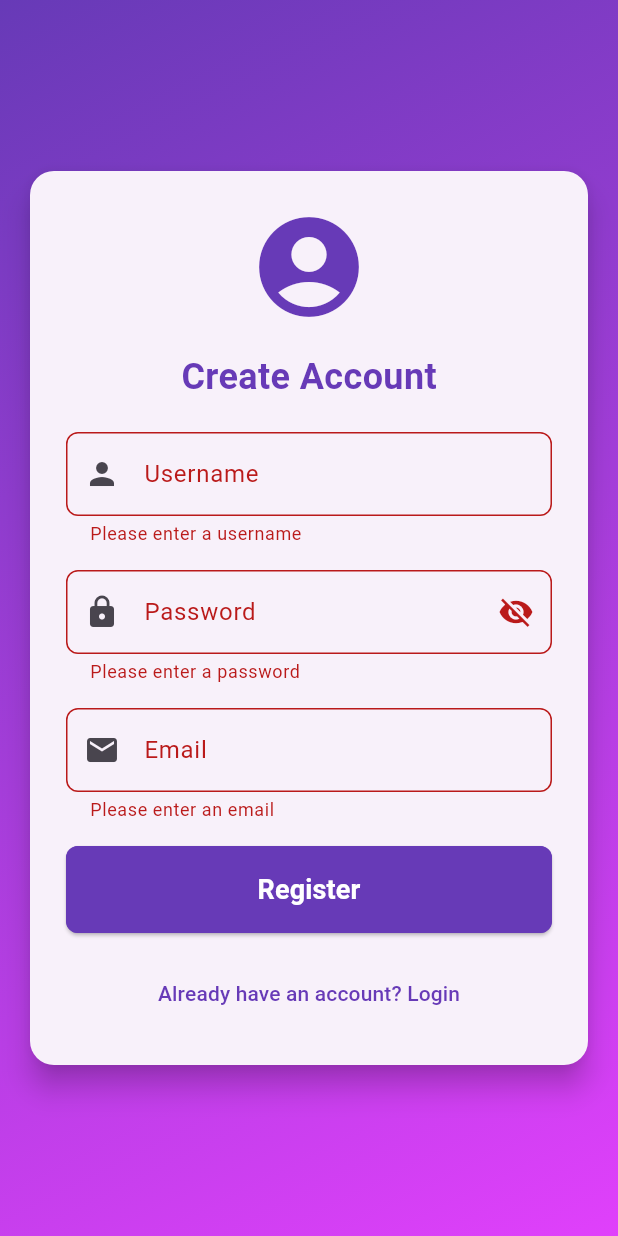
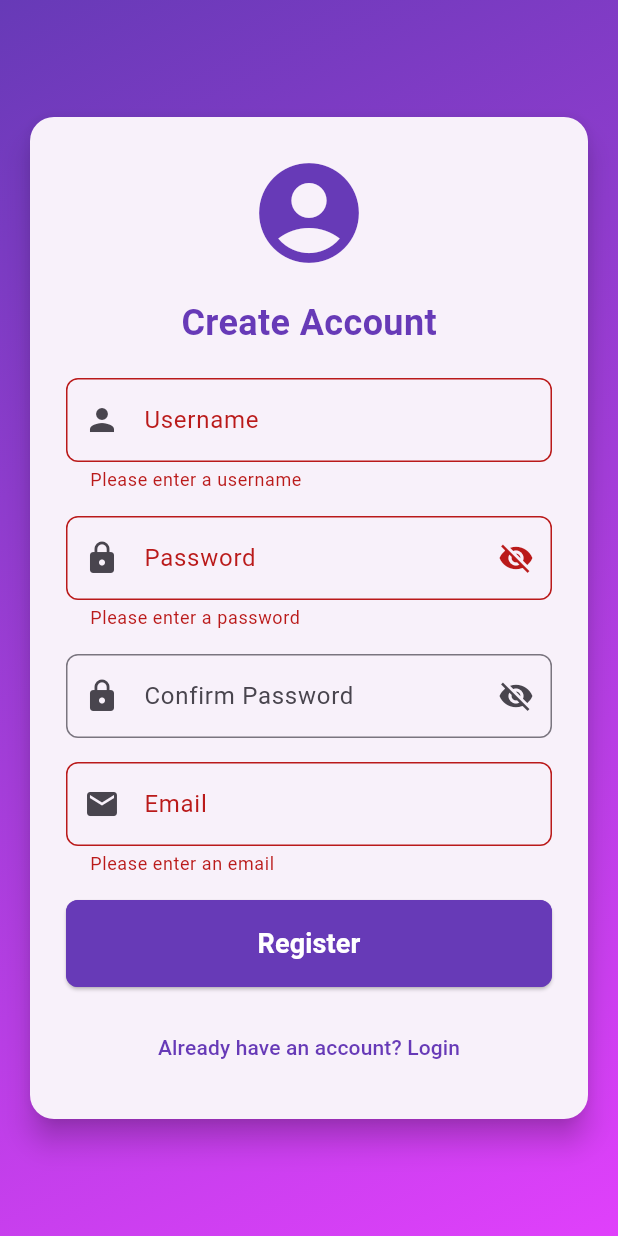
Before and after one commit to viollenaki/ADAY-project, a Flutter app: the screen it shows after launch, after a tap on "Login", after a tap on "Don't have an account? Register", after a tap on "Register", on a phone screen of 412 x 824 dp. Run offline on Flutter 3.47's test engine with Material 3 defaults, Android fonts, the light colour scheme and no system bars; our stand-ins replace fl_chart, sqflite; accounts and stored records are empty; network calls fail.

Commit message:
login logic

```diff
--- a/lib/main.dart
+++ b/lib/main.dart
@@ -60,7 +60,7 @@ class _MyAppState extends State<MyApp> {
         useMaterial3: true,
       ),
       debugShowCheckedModeBanner: false,
-      home: const Loginregister(),
+      home: const LoginRegisterScreen(),
     );
   }
 }
--- a/lib/pages/LogingRegister.dart
+++ b/lib/pages/LogingRegister.dart
@@ -1,26 +1,132 @@
 import 'package:flutter/material.dart';
 import 'package:personal_finance/database/database_helper.dart';
 import 'package:personal_finance/database/globals.dart';
-import 'package:personal_finance/generated/l10n.dart';
 import '../main.dart';
 
-class Loginregister extends StatefulWidget {
-  const Loginregister({super.key});
+class LoginRegisterScreen extends StatefulWidget {
+  const LoginRegisterScreen({super.key});
 
   @override
-  State<Loginregister> createState() => _LoginregisterState();
+  State<LoginRegisterScreen> createState() => _LoginRegisterScreenState();
 }
 
-class _LoginregisterState extends State<Loginregister> {
-  bool _isLogin = true; // Track if it's login or register page
-  bool _isPasswordVisible = false; // Track password visibility
+class _LoginRegisterScreenState extends State<LoginRegisterScreen> {
+  bool _isLogin = true;
+  bool _isPasswordVisible = false;
+  bool _isConfirmPasswordVisible = false;
+  bool _isLoading = false;
 
   final TextEditingController _usernameController = TextEditingController();
   final TextEditingController _passwordController = TextEditingController();
-  final TextEditingController _emailController =
-      TextEditingController(); // For registration
+  final TextEditingController _confirmPasswordController = TextEditingController();
+  final TextEditingController _emailController = TextEditingController();
 
-  final _formKey = GlobalKey<FormState>(); // Form key for validation
+  final _formKey = GlobalKey<FormState>();
+
+  @override
+  void dispose() {
+    _usernameController.dispose();
+    _passwordController.dispose();
+    _confirmPasswordController.dispose();
+    _emailController.dispose();
+    super.dispose();
+  }
+
+  Future<void> _login() async {
+    if (!_formKey.currentState!.validate()) return;
+
+    setState(() => _isLoading = true);
+
+    try {
+      final dbHelper = DatabaseHelper();
+      final username = _usernameController.text.trim();
+      final password = _passwordController.text;
+
+      final user = await dbHelper.getUserByUsername(username);
+
+      if (user == null) {
+        ScaffoldMessenger.of(context).showSnackBar(
+          const SnackBar(content: Text('User not found')),
+        );
+        return;
+      }
+
+      final isValid = await dbHelper.validateUser(username, password);
+
+      if (!isValid) {
+        ScaffoldMessenger.of(context).showSnackBar(
+          const SnackBar(content: Text('Invalid password')),
+        );
+        return;
+      }
+
+      currentUsername = username;
+      Navigator.of(context).pushReplacement(
+        MaterialPageRoute(
+          builder: (context) => const MainNavigationScreen(),
+        ),
+      );
+    } catch (e) {
+      ScaffoldMessenger.of(context).showSnackBar(
+        const SnackBar(content: Text('Login failed')),
+      );
+    } finally {
+      if (mounted) {
+        setState(() => _isLoading = false);
+      }
+    }
+  }
+
+  Future<void> _register() async {
+    if (!_formKey.currentState!.validate()) return;
+
+    setState(() => _isLoading = true);
+
+    try {
+      final dbHelper = DatabaseHelper();
+      final username = _usernameController.text.trim();
+      final email = _emailController.text.trim();
+      final password = _passwordController.text;
+
+      final id = await dbHelper.insertUser(username, email, password);
+
+      if (id == -1) {
+        ScaffoldMessenger.of(context).showSnackBar(
+          const SnackBar(content: Text('Username already exists')),
+        );
+        return;
+      }
+
+      if (id == -2) {
+        ScaffoldMessenger.of(context).showSnackBar(
+          const SnackBar(content: Text('Email already exists')),
+        );
+        return;
+      }
+
+      if (id <= 0) {
+        ScaffoldMessenger.of(context).showSnackBar(
+          const SnackBar(content: Text('Registration failed')),
+        );
+        return;
+      }
+
+      currentUsername = username;
+      Navigator.of(context).pushReplacement(
+        MaterialPageRoute(
+          builder: (context) => const MainNavigationScreen(),
+        ),
+      );
+    } catch (e) {
+      ScaffoldMessenger.of(context).showSnackBar(
+        const SnackBar(content: Text('Registration failed')),
+      );
+    } finally {
+      if (mounted) {
+        setState(() => _isLoading = false);
+      }
+    }
+  }
 
   @override
   Widget build(BuildContext context) {
@@ -49,7 +155,6 @@ class _LoginregisterState extends State<Loginregister> {
                     child: Column(
                       mainAxisSize: MainAxisSize.min,
                       children: [
-                        // App Logo or Title
                         const Icon(
                           Icons.account_circle,
                           size: 80,
@@ -57,7 +162,7 @@ class _LoginregisterState extends State<Loginregister> {
                         ),
                         const SizedBox(height: 16),
                         Text(
-                          _isLogin ? S.of(context).welcomeBack : S.of(context).createAccount,
+                          _isLogin ? 'Welcome Back' : 'Create Account',
                           style: const TextStyle(
                             fontSize: 24,
                             fontWeight: FontWeight.bold,
@@ -65,32 +170,36 @@ class _LoginregisterState extends State<Loginregister> {
                           ),
                         ),
                         const SizedBox(height: 20),
-                        // Username Field
+
                         TextFormField(
                           controller: _usernameController,
                           decoration: InputDecoration(
                             border: OutlineInputBorder(
                               borderRadius: BorderRadius.circular(8),
                             ),
-                            labelText: S.of(context).username,
+                            labelText: 'Username',
                             prefixIcon: const Icon(Icons.person),
                           ),
                           validator: (value) {
                             if (value == null || value.isEmpty) {
-                              return S.of(context).pleaseEnterAUsername;
+                              return 'Please enter a username';
+                            }
+                            if (value.length < 4) {
+                              return 'Username must be at least 4 characters';
                             }
                             return null;
                           },
                         ),
                         const SizedBox(height: 16),
-                        // Password Field
+
                         TextFormField(
                           controller: _passwordController,
                           obscureText: !_isPasswordVisible,
                           decoration: InputDecoration(
                             border: OutlineInputBorder(
-                                borderRadius: BorderRadius.circular(8)),
-                            labelText: S.of(context).password,
+                              borderRadius: BorderRadius.circular(8),
+                            ),
+                            labelText: 'Password',
                             prefixIcon: const Icon(Icons.lock),
                             suffixIcon: IconButton(
                               icon: Icon(
@@ -107,72 +216,78 @@ class _LoginregisterState extends State<Loginregister> {
                           ),
                           validator: (value) {
                             if (value == null || value.isEmpty) {
-                              return S.of(context).pleaseEnterAPassword;
+                              return 'Please enter a password';
+                            }
+                            if (value.length < 6) {
+                              return 'Password must be at least 6 characters';
                             }
                             return null;
                           },
                         ),
                         const SizedBox(height: 16),
-                        // Email Field (for registration)
+
+                        if (!_isLogin)
+                          TextFormField(
+                            controller: _confirmPasswordController,
+                            obscureText: !_isConfirmPasswordVisible,
+                            decoration: InputDecoration(
+                              border: OutlineInputBorder(
+                                borderRadius: BorderRadius.circular(8),
+                              ),
+                              labelText: 'Confirm Password',
+                              prefixIcon: const Icon(Icons.lock),
+                              suffixIcon: IconButton(
+                                icon: Icon(
+                                  _isConfirmPasswordVisible
+                                      ? Icons.visibility
+                                      : Icons.visibility_off,
+                                ),
+                                onPressed: () {
+                                  setState(() {
+                                    _isConfirmPasswordVisible = !_isConfirmPasswordVisible;
+                                  });
+                                },
+                              ),
+                            ),
+                            validator: !_isLogin ? (value) {
+                              if (value != _passwordController.text) {
+                                return 'Passwords do not match';
+                              }
+                              return null;
+                            } : null,
+                          ),
+                        if (!_isLogin) const SizedBox(height: 16),
+
                         if (!_isLogin)
                           TextFormField(
                             controller: _emailController,
+                            keyboardType: TextInputType.emailAddress,
                             decoration: InputDecoration(
                               border: OutlineInputBorder(
-                                  borderRadius: BorderRadius.circular(8)),
-                              labelText: S.of(context).email,
+                                borderRadius: BorderRadius.circular(8),
+                              ),
+                              labelText: 'Email',
                               prefixIcon: const Icon(Icons.email),
                             ),
-                            validator: (value) {
+                            validator: !_isLogin ? (value) {
                               if (value == null || value.isEmpty) {
-                                return S.of(context).pleaseEnterAnEmail;
+                                return 'Please enter an email';
                               }
-                              if (!value.contains('@')) {
-                                return S.of(context).pleaseEnterAValidEmail;
+                              if (!RegExp(r'^[\w-\.]+@([\w-]+\.)+[\w-]{2,4}$')
+                                  .hasMatch(value)) {
+                                return 'Please enter a valid email';
                               }
                               return null;
-                            },
+                            } : null,
                           ),
                         if (!_isLogin) const SizedBox(height: 16),
-                        // Login/Register Button
+
                         SizedBox(
                           width: double.infinity,
                           child: ElevatedButton(
-                            onPressed: () {
-                              if (_formKey.currentState!.validate()) {
-                                if (_isLogin) {
-                                  currentUsername = _usernameController.text;
-                                  // Navigate to home page (Login action)
-                                  Navigator.of(context).pushReplacement(
-                                    MaterialPageRoute(
-                                      builder: (context) =>
-                                          const MainNavigationScreen(),
-                                    ),
-                                  );
-                                } else {
-                                  final dbHelper = DatabaseHelper();
-                                  final name = _usernameController.text;
-                                  final email = _emailController.text;
-                                  final password = _passwordController.text;
-
-                                  dbHelper.insertUser(name, email, password).then((id) {
-                                    if (id > 0) {
-                                      currentUsername = name;
-                                      Navigator.of(context).pushReplacement(
-                                        MaterialPageRoute(
-                                          builder: (context) => const MainNavigationScreen(),
-                                        ),
-                                      );
-                                    } else {
-                                      ScaffoldMessenger.of(context).showSnackBar(
-                                        SnackBar(content: Text(S.of(context).userAlreadyExistsOrRegistrationFailed)),
-                                      );
-                                    }
-                                  });
-                                  print(S.of(context).registeringUser);
-                                }
-                              }
-                            },
+                            onPressed: _isLoading
+                                ? null
+                                : () => _isLogin ? _login() : _register(),
                             style: ElevatedButton.styleFrom(
                               padding: const EdgeInsets.symmetric(vertical: 16),
                               shape: RoundedRectangleBorder(
@@ -182,28 +297,36 @@ class _LoginregisterState extends State<Loginregister> {
                               ),
                               backgroundColor: Colors.deepPurple,
                             ),
-                            child: Text(
-                              _isLogin ? S.of(context).login : S.of(context).register,
+                            child: _isLoading
+                                ? const CircularProgressIndicator(
+                              color: Colors.white,
+                            )
+                                : Text(
+                              _isLogin ? 'Login' : 'Register',
                               style: const TextStyle(
-                                  fontSize: 18,
-                                  color: Color.fromARGB(255, 255, 255, 255),
-                                  fontWeight: FontWeight.bold),
+                                fontSize: 18,
+                                color: Colors.white,
+                                fontWeight: FontWeight.bold,
+                              ),
                             ),
                           ),
                         ),
                         const SizedBox(height: 16),
-                        // Toggle between Login and Register
+
                         TextButton(
-                          onPressed: () {
+                          onPressed: _isLoading
+                              ? null
+                              : () {
                             setState(() {
-                              _isLogin =
-                                  !_isLogin; // Toggle between Login and Register
+                              _isLogin = !_isLogin;
+                              _passwordController.clear();
+                              _confirmPasswordController.clear();
                             });
                           },
                           child: Text(
                             _isLogin
-                                ? S.of(context).dontHaveAnAccountRegister
-                                : S.of(context).alreadyHaveAnAccountLogin,
+                                ? 'Don\'t have an account? Register'
+                                : 'Already have an account? Login',
                             style: const TextStyle(color: Colors.deepPurple),
                           ),
                         ),
```
Also changed, not shown: lib/database/database_helper.dart (+94 -12 lines), pubspec.lock, 126 other files.
